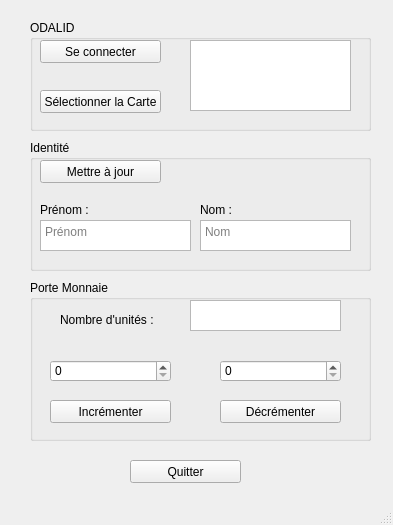
Qt form mainwindow.ui (benjamin-milhet/Carte_Sans_Contact_MIFARE) before a commit.
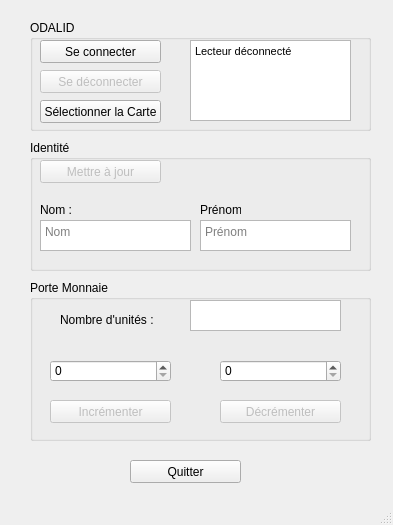
The same form after that commit.

Commit message: condition + buzzer + led

The edit to the form file:
```diff
--- a/mainwindow.ui
+++ b/mainwindow.ui
@@ -56,7 +56,7 @@
      <property name="geometry">
       <rect>
        <x>10</x>
-       <y>70</y>
+       <y>80</y>
        <width>121</width>
        <height>23</height>
       </rect>
@@ -71,8 +71,31 @@
        <x>160</x>
        <y>20</y>
        <width>161</width>
-       <height>71</height>
+       <height>81</height>
       </rect>
+     </property>
+     <property name="html">
+      <string>&lt;!DOCTYPE HTML PUBLIC &quot;-//W3C//DTD HTML 4.0//EN&quot; &quot;http://www.w3.org/TR/REC-html40/strict.dtd&quot;&gt;
+&lt;html&gt;&lt;head&gt;&lt;meta name=&quot;qrichtext&quot; content=&quot;1&quot; /&gt;&lt;style type=&quot;text/css&quot;&gt;
+p, li { white-space: pre-wrap; }
+&lt;/style&gt;&lt;/head&gt;&lt;body style=&quot; font-family:'MS Shell Dlg 2'; font-size:8.25pt; font-weight:400; font-style:normal;&quot;&gt;
+&lt;p style=&quot; margin-top:0px; margin-bottom:0px; margin-left:0px; margin-right:0px; -qt-block-indent:0; text-indent:0px;&quot;&gt;&lt;span style=&quot; font-size:8pt; color:#000000;&quot;&gt;Lecteur déconnecté&lt;/span&gt;&lt;/p&gt;&lt;/body&gt;&lt;/html&gt;</string>
+     </property>
+    </widget>
+    <widget class="QPushButton" name="Deconnect">
+     <property name="enabled">
+      <bool>false</bool>
+     </property>
+     <property name="geometry">
+      <rect>
+       <x>10</x>
+       <y>50</y>
+       <width>121</width>
+       <height>23</height>
+      </rect>
+     </property>
+     <property name="text">
+      <string>Se déconnecter</string>
      </property>
     </widget>
    </widget>
@@ -89,6 +112,9 @@
      <string>Identité</string>
     </property>
     <widget class="QPushButton" name="Saisie">
+     <property name="enabled">
+      <bool>false</bool>
+     </property>
      <property name="geometry">
       <rect>
        <x>10</x>
@@ -111,22 +137,22 @@
       </rect>
      </property>
      <property name="placeholderText">
-      <string>Prénom</string>
-     </property>
-    </widget>
-    <widget class="QTextEdit" name="prenom">
-     <property name="geometry">
-      <rect>
-       <x>170</x>
-       <y>80</y>
-       <width>151</width>
-       <height>31</height>
-      </rect>
-     </property>
-     <property name="placeholderText">
       <string>Nom</string>
      </property>
     </widget>
+    <widget class="QTextEdit" name="prenom">
+     <property name="geometry">
+      <rect>
+       <x>170</x>
+       <y>80</y>
+       <width>151</width>
+       <height>31</height>
+      </rect>
+     </property>
+     <property name="placeholderText">
+      <string>Prénom</string>
+     </property>
+    </widget>
     <widget class="QLabel" name="label_2">
      <property name="geometry">
       <rect>
@@ -137,7 +163,7 @@
       </rect>
      </property>
      <property name="text">
-      <string>Prénom :</string>
+      <string>Nom :</string>
      </property>
     </widget>
     <widget class="QLabel" name="label_3">
@@ -150,7 +176,7 @@
       </rect>
      </property>
      <property name="text">
-      <string>Nom :</string>
+      <string>Prénom :</string>
      </property>
     </widget>
    </widget>
@@ -203,6 +229,9 @@
      </property>
     </widget>
     <widget class="QPushButton" name="incrementButton">
+     <property name="enabled">
+      <bool>false</bool>
+     </property>
      <property name="geometry">
       <rect>
        <x>20</x>
@@ -229,6 +258,9 @@
      </property>
     </widget>
     <widget class="QPushButton" name="decrementButton">
+     <property name="enabled">
+      <bool>false</bool>
+     </property>
      <property name="geometry">
       <rect>
        <x>190</x>
```
The commit also changes 2 other files.
